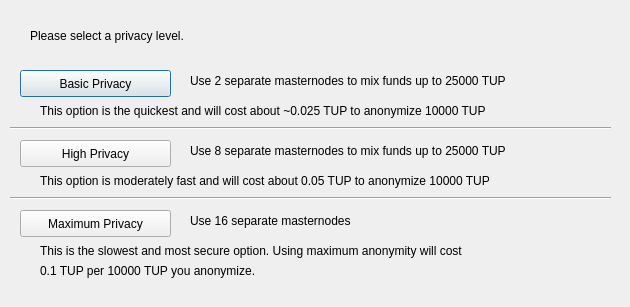
Qt form src/qt/forms/obfuscationconfig.ui (wealth-coin/TenUp) before a commit.
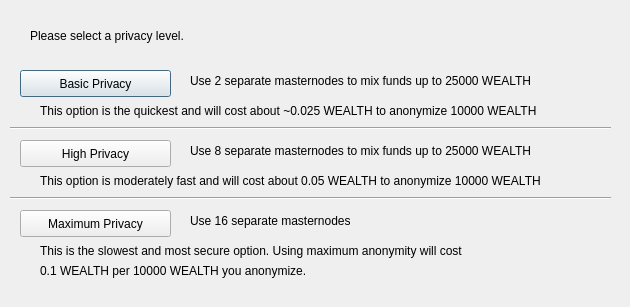
The same form after that commit.

The edit to the form file:
```diff
--- a/src/qt/forms/obfuscationconfig.ui
+++ b/src/qt/forms/obfuscationconfig.ui
@@ -75,7 +75,7 @@
     </rect>
    </property>
    <property name="text">
-    <string>Use 2 separate masternodes to mix funds up to 25000 TUP</string>
+    <string>Use 2 separate masternodes to mix funds up to 25000 WEALTH</string>
    </property>
   </widget>
   <widget class="QLabel" name="label_3">
@@ -88,7 +88,7 @@
     </rect>
    </property>
    <property name="text">
-    <string>Use 8 separate masternodes to mix funds up to 25000 TUP</string>
+    <string>Use 8 separate masternodes to mix funds up to 25000 WEALTH</string>
    </property>
   </widget>
   <widget class="QLabel" name="label_4">
@@ -114,7 +114,7 @@
     </rect>
    </property>
    <property name="text">
-    <string>This option is the quickest and will cost about ~0.025 TUP to anonymize 10000 TUP</string>
+    <string>This option is the quickest and will cost about ~0.025 WEALTH to anonymize 10000 WEALTH</string>
    </property>
   </widget>
   <widget class="QLabel" name="label_7">
@@ -127,7 +127,7 @@
     </rect>
    </property>
    <property name="text">
-    <string>This option is moderately fast and will cost about 0.05 TUP to anonymize 10000 TUP</string>
+    <string>This option is moderately fast and will cost about 0.05 WEALTH to anonymize 10000 WEALTH</string>
    </property>
   </widget>
   <widget class="QLabel" name="label_8">
@@ -153,7 +153,7 @@
     </rect>
    </property>
    <property name="text">
-    <string>0.1 TUP per 10000 TUP you anonymize.</string>
+    <string>0.1 WEALTH per 10000 WEALTH you anonymize.</string>
    </property>
   </widget>
   <widget class="Line" name="line">
```
